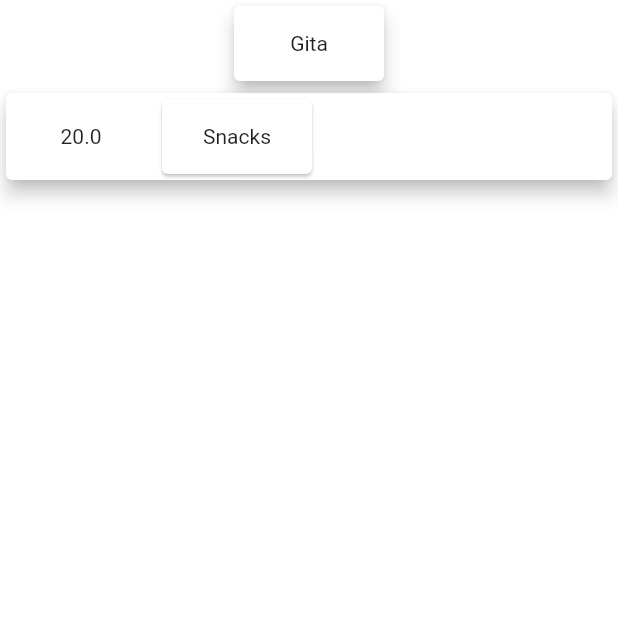
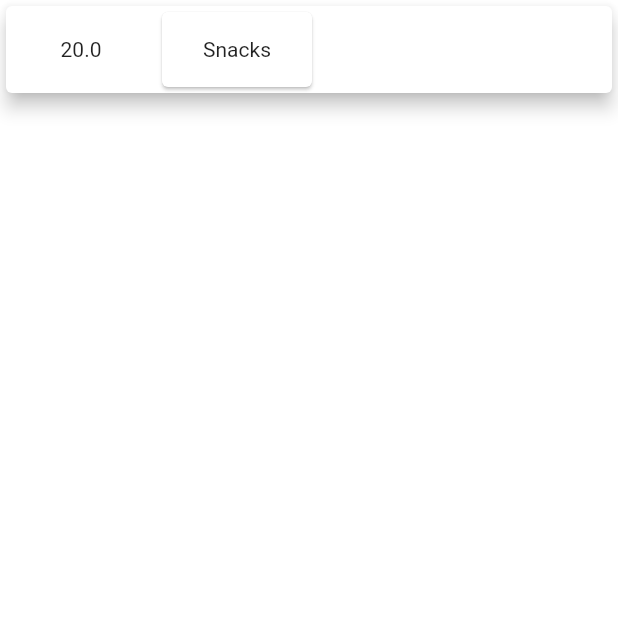
Before and after one commit to thetechgirlgita/Expense_Tracker, a Flutter app: the screen it shows after launch, on a phone screen of 412 x 824 dp, the top half of it. Run offline on Flutter 3.47's test engine with Material 2 defaults, Android fonts, the phone set to English and light mode, and no system bars.

Commit message:
Removing extra card

```diff
--- a/lib/main.dart
+++ b/lib/main.dart
@@ -42,20 +42,8 @@ final List<Transaction> transactions = [
     return Scaffold(
 
       body: Column(
-        children:   <Widget> [
-          Card(
-            elevation: 5,
-           child:  Container(
-             height: 50,
-             width: 100,
-             child: const Align(
-               alignment: Alignment.center,
-               child:  Text("Gita"),
-             )
 
-           )
-          ),
-         Column(
+
            children: transactions.map((tx){
              return Card(
                  elevation: 5,
@@ -85,9 +73,7 @@ final List<Transaction> transactions = [
              );
 
            }).toList(),
-         ),
 
-        ],
       )
     );
   }
```
